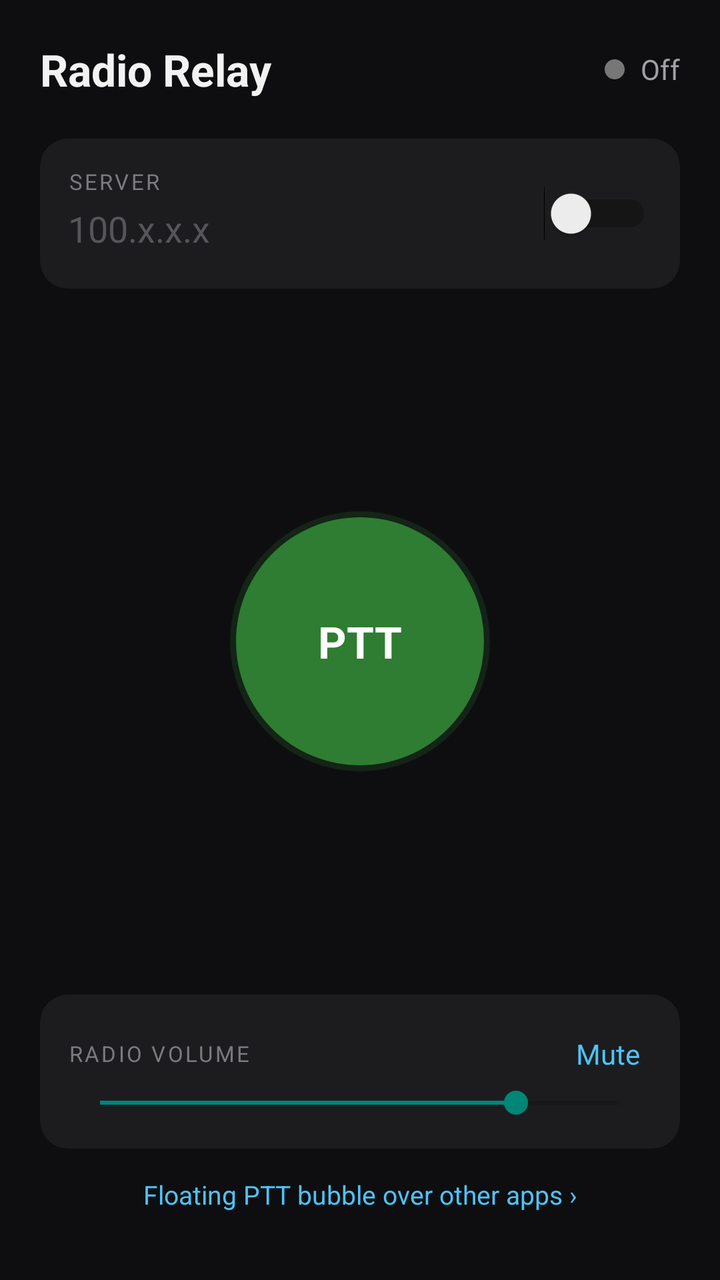
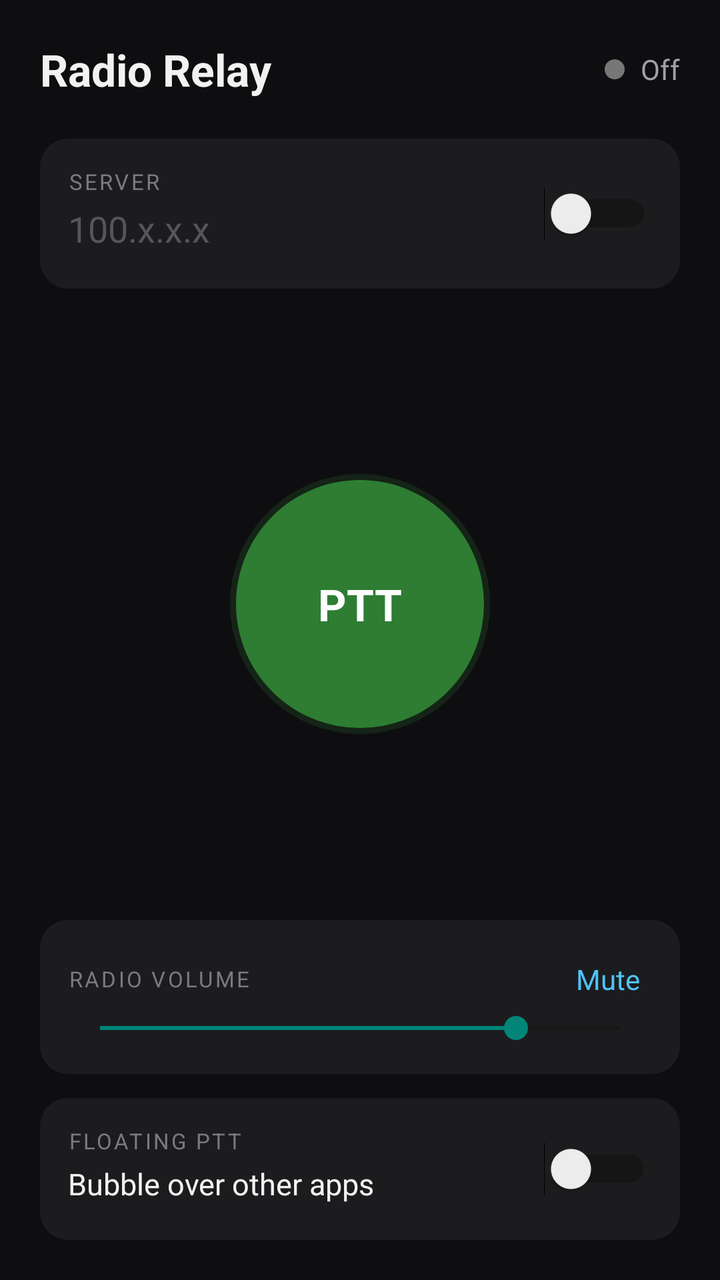

Screens rendered from an Android XML layout before and after an edit, with the pre-edit source and the edit as a unified diff.
<!-- AndroidManifest.xml: application theme Theme.AppCompat.DayNight.NoActionBar -->
<!-- res/layout/activity_main.xml -->
<?xml version="1.0" encoding="utf-8"?>
<LinearLayout xmlns:android="http://schemas.android.com/apk/res/android"
    android:layout_width="match_parent" android:layout_height="match_parent"
    android:orientation="vertical" android:padding="20dp" android:background="#0E0E10">

    
    <LinearLayout android:layout_width="match_parent" android:layout_height="wrap_content" android:orientation="horizontal" android:gravity="center_vertical">
        <TextView android:layout_width="0dp" android:layout_weight="1" android:layout_height="wrap_content"
            android:text="Radio Relay" android:textColor="#F2F2F2" android:textSize="22sp" android:textStyle="bold"/>
        <View android:id="@+id/dot" android:layout_width="10dp" android:layout_height="10dp" android:background="@drawable/status_dot" android:layout_marginEnd="8dp"/>
        <TextView android:id="@+id/status" android:layout_width="wrap_content" android:layout_height="wrap_content"
            android:text="Off" android:textColor="#A0A0A5" android:textSize="14sp"/>
    </LinearLayout>

    
    <LinearLayout android:layout_width="match_parent" android:layout_height="wrap_content" android:orientation="horizontal"
        android:gravity="center_vertical" android:background="@drawable/card_bg" android:padding="14dp" android:layout_marginTop="20dp">
        <LinearLayout android:layout_width="0dp" android:layout_weight="1" android:layout_height="wrap_content" android:orientation="vertical">
            <TextView android:layout_width="wrap_content" android:layout_height="wrap_content" android:text="SERVER" android:textColor="#7A7A80" android:textSize="11sp" android:letterSpacing="0.1"/>
            <EditText android:id="@+id/host" android:layout_width="match_parent" android:layout_height="wrap_content"
                android:hint="100.x.x.x" android:inputType="textUri" android:imeOptions="actionDone" android:background="@null"
                android:textColor="#F2F2F2" android:textColorHint="#55555A" android:textSize="18sp" android:paddingVertical="4dp"/>
        </LinearLayout>
        <Switch android:id="@+id/link" android:layout_width="wrap_content" android:layout_height="wrap_content" android:layout_marginStart="12dp"/>
    </LinearLayout>

    
    <FrameLayout android:layout_width="match_parent" android:layout_height="0dp" android:layout_weight="1">
        <View android:id="@+id/ptt" android:layout_width="130dp" android:layout_height="130dp" android:layout_gravity="center"
            android:background="@drawable/ptt_circle" android:contentDescription="Push to talk"/>
        <TextView android:id="@+id/pttLabel" android:layout_width="wrap_content" android:layout_height="wrap_content" android:layout_gravity="center"
            android:text="PTT" android:textColor="#FFFFFF" android:textSize="22sp" android:textStyle="bold" android:clickable="false"/>
    </FrameLayout>

    
    <LinearLayout android:layout_width="match_parent" android:layout_height="wrap_content" android:orientation="vertical"
        android:background="@drawable/card_bg" android:padding="14dp">
        <LinearLayout android:layout_width="match_parent" android:layout_height="wrap_content" android:orientation="horizontal" android:gravity="center_vertical">
            <TextView android:layout_width="0dp" android:layout_weight="1" android:layout_height="wrap_content" android:text="RADIO VOLUME" android:textColor="#7A7A80" android:textSize="11sp" android:letterSpacing="0.1"/>
            <TextView android:id="@+id/mute" android:layout_width="wrap_content" android:layout_height="wrap_content" android:text="Mute"
                android:textColor="#4FC3F7" android:textSize="14sp" android:padding="6dp" android:clickable="true" android:focusable="true"/>
        </LinearLayout>
        <SeekBar android:id="@+id/volume" android:layout_width="match_parent" android:layout_height="wrap_content" android:max="100" android:progress="80"/>
    </LinearLayout>

    <TextView android:id="@+id/overlay" android:layout_width="match_parent" android:layout_height="wrap_content"
        android:text="Floating PTT bubble over other apps ›" android:textColor="#4FC3F7" android:textSize="13sp"
        android:gravity="center" android:paddingVertical="14dp" android:clickable="true" android:focusable="true"/>
</LinearLayout>
<!-- resources referenced by this layout -->
<resources>
  <!-- drawable card_bg (drawable) -->
  <?xml version="1.0" encoding="utf-8"?>
  <shape xmlns:android="http://schemas.android.com/apk/res/android" android:shape="rectangle">
      <solid android:color="#1C1C1E"/><corners android:radius="14dp"/>
  </shape>
  <!-- drawable ptt_circle (drawable) -->
  <?xml version="1.0" encoding="utf-8"?>
  <selector xmlns:android="http://schemas.android.com/apk/res/android">
      <item android:state_enabled="false">
          <shape android:shape="oval"><solid android:color="#2A2A2A"/><stroke android:width="2dp" android:color="#3A3A3A"/></shape>
      </item>
      <item android:state_pressed="true">
          <shape android:shape="oval"><solid android:color="#E53935"/><stroke android:width="6dp" android:color="#66E53935"/></shape>
      </item>
      <item>
          <shape android:shape="oval"><solid android:color="#2E7D32"/><stroke android:width="6dp" android:color="#332E7D32"/></shape>
      </item>
  </selector>
  <!-- drawable status_dot (drawable) -->
  <?xml version="1.0" encoding="utf-8"?>
  <shape xmlns:android="http://schemas.android.com/apk/res/android" android:shape="oval">
      <solid android:color="#777777"/><size android:width="10dp" android:height="10dp"/>
  </shape>
</resources>

<!-- the commit's change to res/layout/activity_main.xml (unified diff, before → after) -->
@@ -43,7 +43,14 @@
         <SeekBar android:id="@+id/volume" android:layout_width="match_parent" android:layout_height="wrap_content" android:max="100" android:progress="80"/>
     </LinearLayout>
 
-    <TextView android:id="@+id/overlay" android:layout_width="match_parent" android:layout_height="wrap_content"
-        android:text="Floating PTT bubble over other apps ›" android:textColor="#4FC3F7" android:textSize="13sp"
-        android:gravity="center" android:paddingVertical="14dp" android:clickable="true" android:focusable="true"/>
+    <LinearLayout android:layout_width="match_parent" android:layout_height="wrap_content" android:orientation="horizontal"
+        android:gravity="center_vertical" android:background="@drawable/card_bg" android:padding="14dp" android:layout_marginTop="12dp">
+        <LinearLayout android:layout_width="0dp" android:layout_weight="1" android:layout_height="wrap_content" android:orientation="vertical">
+            <TextView android:layout_width="wrap_content" android:layout_height="wrap_content" android:text="FLOATING PTT" android:textColor="#7A7A80" android:textSize="11sp" android:letterSpacing="0.1"/>
+            <TextView android:id="@+id/overlay" android:layout_width="wrap_content" android:layout_height="wrap_content"
+                android:text="Bubble over other apps" android:textColor="#F2F2F2" android:textSize="15sp" android:paddingVertical="4dp"
+                android:clickable="true" android:focusable="true"/>
+        </LinearLayout>
+        <Switch android:id="@+id/bubble" android:layout_width="wrap_content" android:layout_height="wrap_content" android:layout_marginStart="12dp"/>
+    </LinearLayout>
 </LinearLayout>
